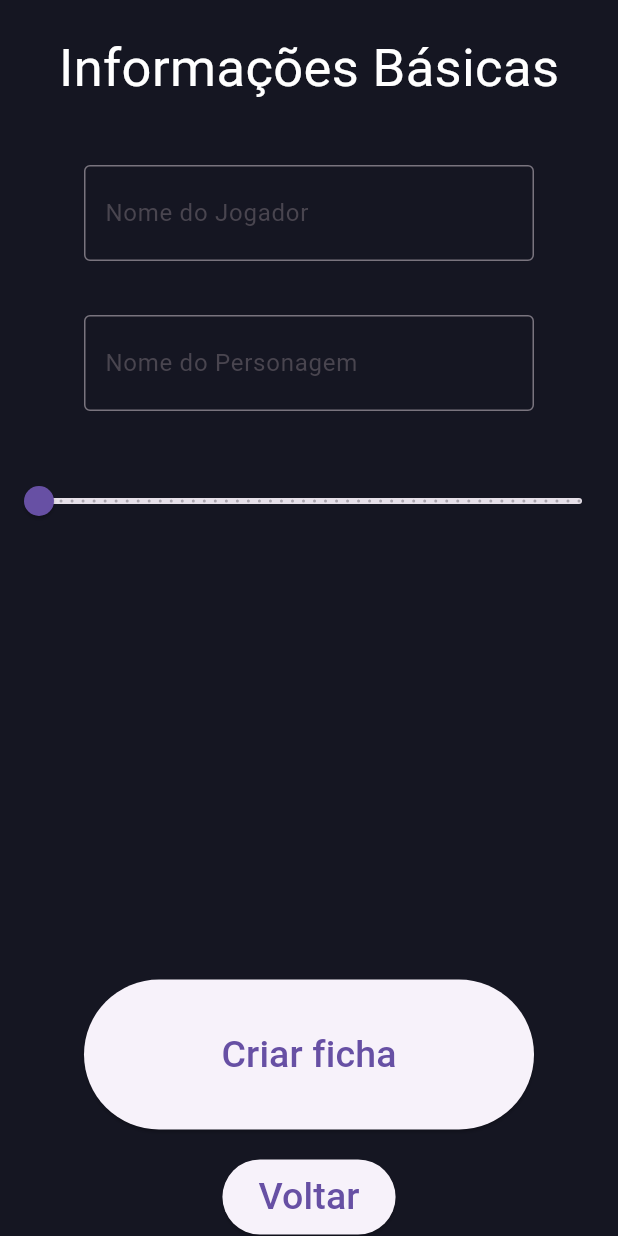
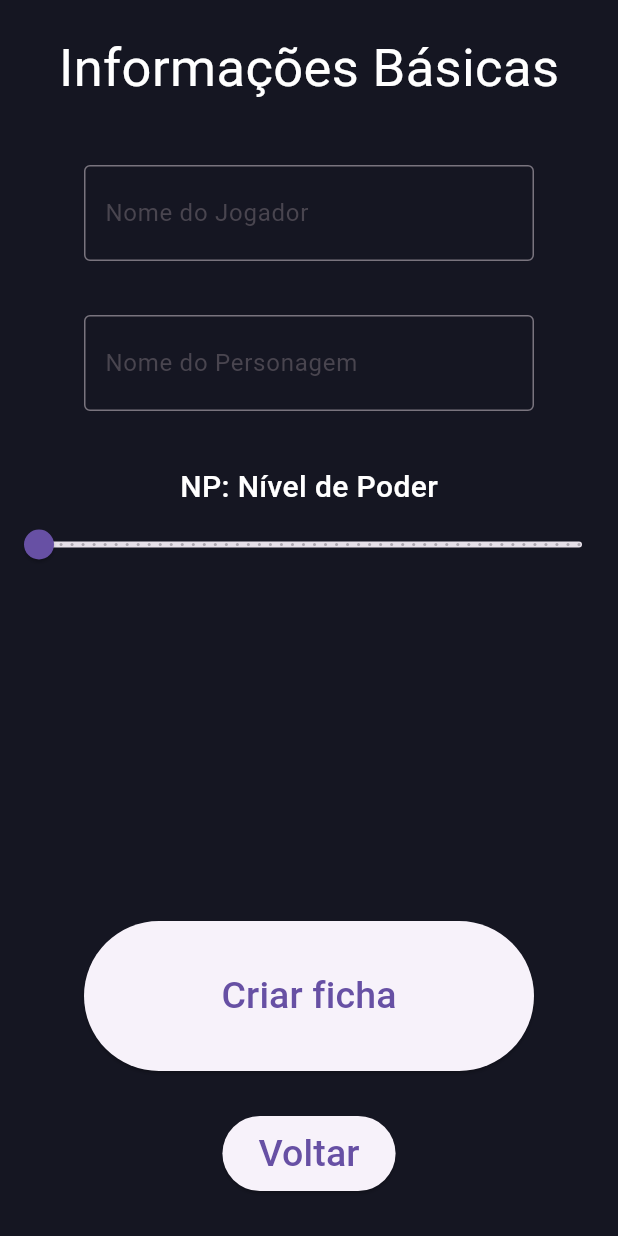
Before and after one commit to Quarteto-fandardigo/RMTools, a Flutter app: the TelaFichabasica screen opened directly, on a phone screen of 412 x 824 dp. Run offline on Flutter 3.47's test engine with Material 3 defaults, Android fonts, the phone set to English and light mode, and no system bars.

Commit message:
otimizando tela habilidades

```diff
--- a/lib/pages/tela_fichabasica.dart
+++ b/lib/pages/tela_fichabasica.dart
@@ -83,6 +83,16 @@ class _TelaFichabasicaState extends State<TelaFichabasica> {
                   ),
 
 
+                  Text(
+                    "NP: Nível de Poder",
+                    style: TextStyle(
+                      fontSize: 20,
+                      fontWeight: FontWeight.w500,
+                      color: Colors.white
+                    ),
+                  ),
+
+
                   //***Slider***
                   Slider(
                     value: valorNP.toDouble(),
@@ -99,11 +109,15 @@ class _TelaFichabasicaState extends State<TelaFichabasica> {
 
 
                   //***Espaçamento***
-                  const SizedBox(height: 295),
+                  Spacer(),
 
 
+                  //***Padding dos botões***
+                  Padding(
+                    padding: const EdgeInsets.only(bottom: 30),
+
                     //***Botao Cria ficha***
-                  ElevatedButton(
+                    child: ElevatedButton(
                       style: ElevatedButton.styleFrom(
                         minimumSize: const Size(300, 100),
                       ),
@@ -152,14 +166,13 @@ class _TelaFichabasicaState extends State<TelaFichabasica> {
                         style: TextStyle(fontSize: 25),
                       ),
                     ),
-
-
-                  //***Espaçamento***
-                  const SizedBox(height: 20),
+                  ),
 
 
                   //***Botao Voltar***
-                  ElevatedButton(
+                  Padding(
+                    padding: const EdgeInsets.only(bottom: 30),
+                    child: ElevatedButton(
                       style: ElevatedButton.styleFrom(
                         minimumSize: const Size(100, 50),
                       ),
@@ -174,6 +187,7 @@ class _TelaFichabasicaState extends State<TelaFichabasica> {
                       child: const Text(
                         "Voltar",
                         style: TextStyle(fontSize: 25),
+                      ),
                     ),
                   ),
 
```
Also changed, not shown: lib/pages/tela_habilidades.dart (+49 -48 lines). Lines whose indentation alone changed are shown as unchanged.
